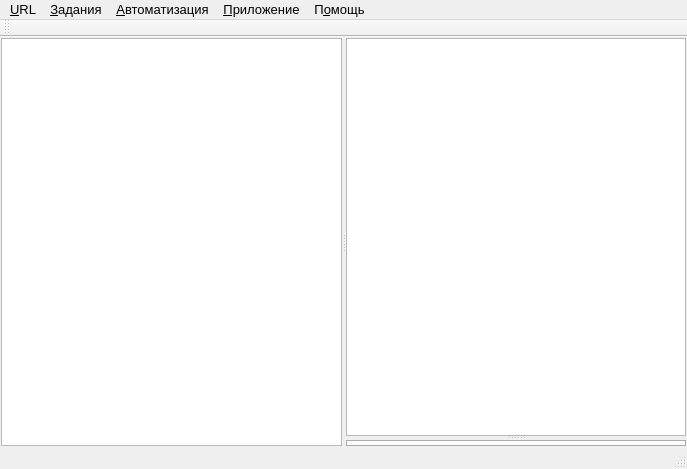
First picture: the form in REXLoader/rexwindow.ui, repository RA9OAJ/rexloader, before the edit.
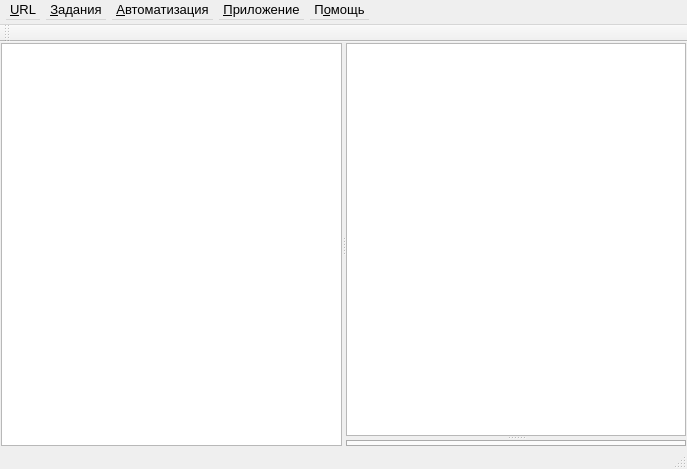
Second picture: the form after the edit. Icons and pictures are not drawn. Custom widgets are drawn as their Qt base class.

The edit to the form file:
```diff
--- a/REXLoader/rexwindow.ui
+++ b/REXLoader/rexwindow.ui
@@ -105,9 +105,15 @@
      <x>0</x>
      <y>0</y>
      <width>687</width>
-     <height>21</height>
+     <height>25</height>
     </rect>
    </property>
+   <property name="minimumSize">
+    <size>
+     <width>0</width>
+     <height>25</height>
+    </size>
+   </property>
    <property name="styleSheet">
     <string notr="true">QMenuBar 
 {
```
